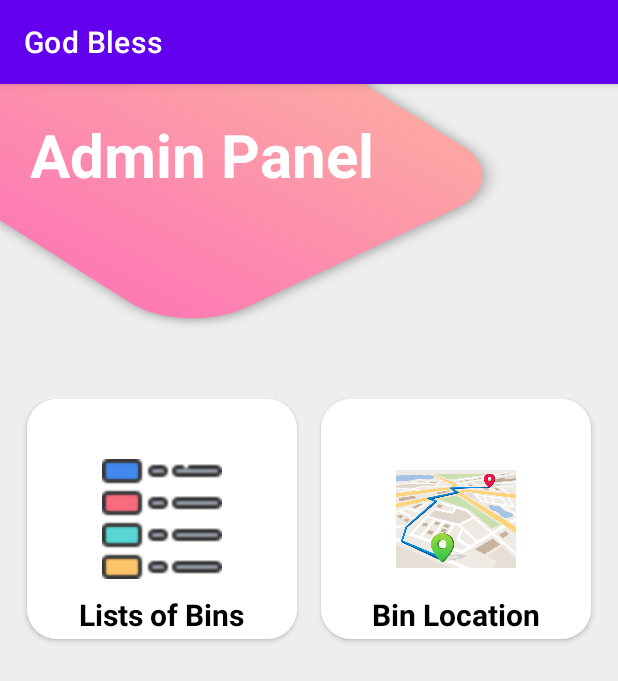
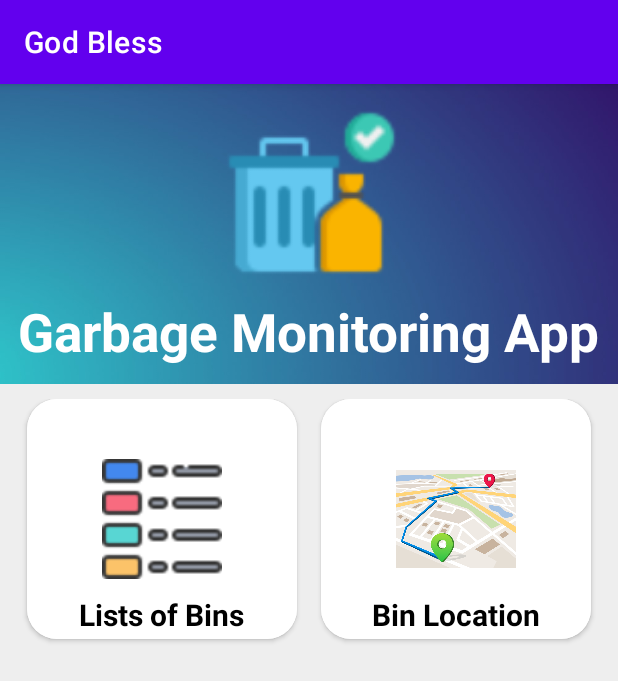
Before and after one commit to sawpisaw/GarbageList, an Android app: the screen it shows after launch (MainActivity), on a phone screen of 412 x 824 dp. Shown: the top 681 px of the screen. Run offline under Robolectric (Android 15) with nearby library versions, the phone set to English and light mode, and no system bars.

Commit message:
sprint1 version 2

```diff
--- a/app/src/main/res/layout/activity_admin_panel.xml
+++ b/app/src/main/res/layout/activity_admin_panel.xml
@@ -22,19 +22,22 @@
 
             <LinearLayout
                 android:layout_width="match_parent"
-                android:layout_height="400dp"
-                android:background="@drawable/dashbord_bacground"
-                android:gravity="fill_horizontal"
-                android:orientation="horizontal">
+                android:layout_height="200dp"
+                android:background="@drawable/backgroung1"
+                android:gravity="center"
+                android:orientation="vertical">
+
+                <ImageView
+                    android:layout_width="130dp"
+                    android:layout_height="130dp"
+                    android:src="@drawable/logo"></ImageView>
 
                 <TextView
                     android:layout_width="wrap_content"
                     android:layout_height="wrap_content"
-                    android:layout_marginLeft="20dp"
-                    android:layout_marginTop="20dp"
-                    android:text="Admin Panel"
+                    android:text="Garbage Monitoring App"
                     android:textColor="#ffffff"
-                    android:textSize="40sp"
+                    android:textSize="35sp"
                     android:textStyle="bold">
 
                 </TextView>
```
Also changed, not shown: app/src/main/java/com/example/godbless/BinAdapter.java (+34 -3 lines), app/src/main/res/drawable/green.png (added), app/src/main/res/drawable/orange.png (added), app/src/main/res/drawable/red.png (added), app/src/main/res/drawable/yellow.png (added).
